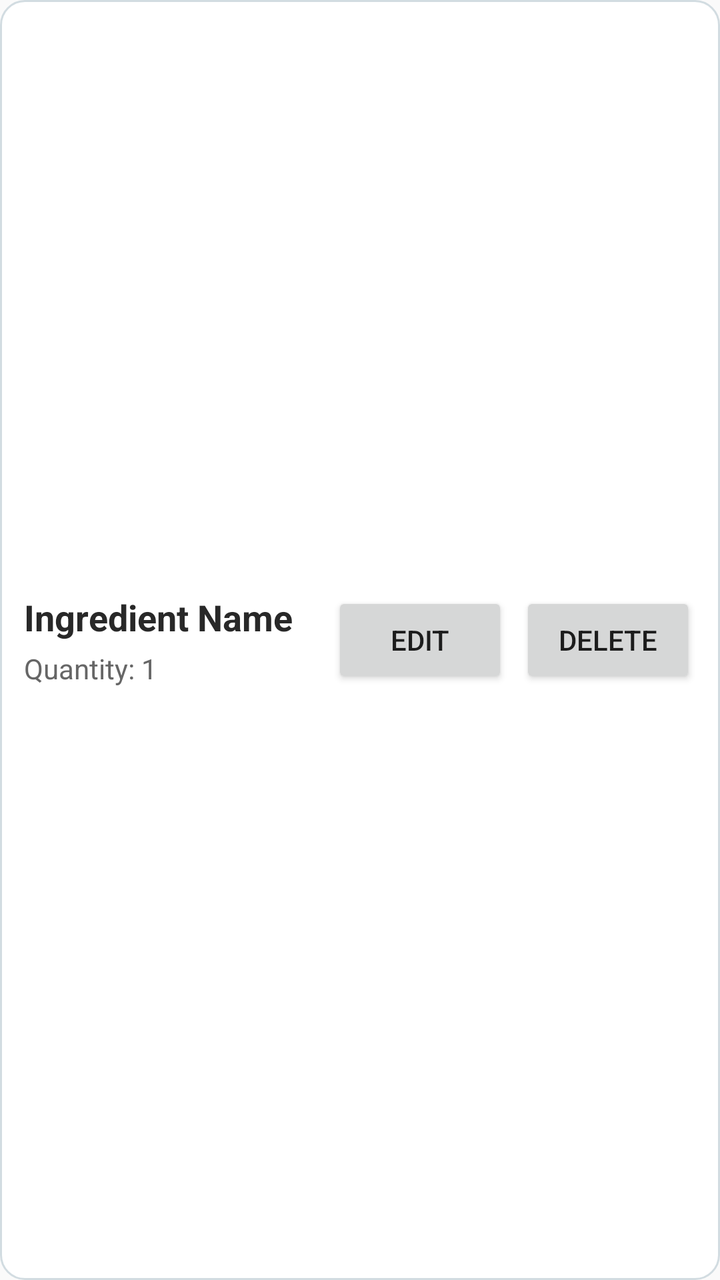
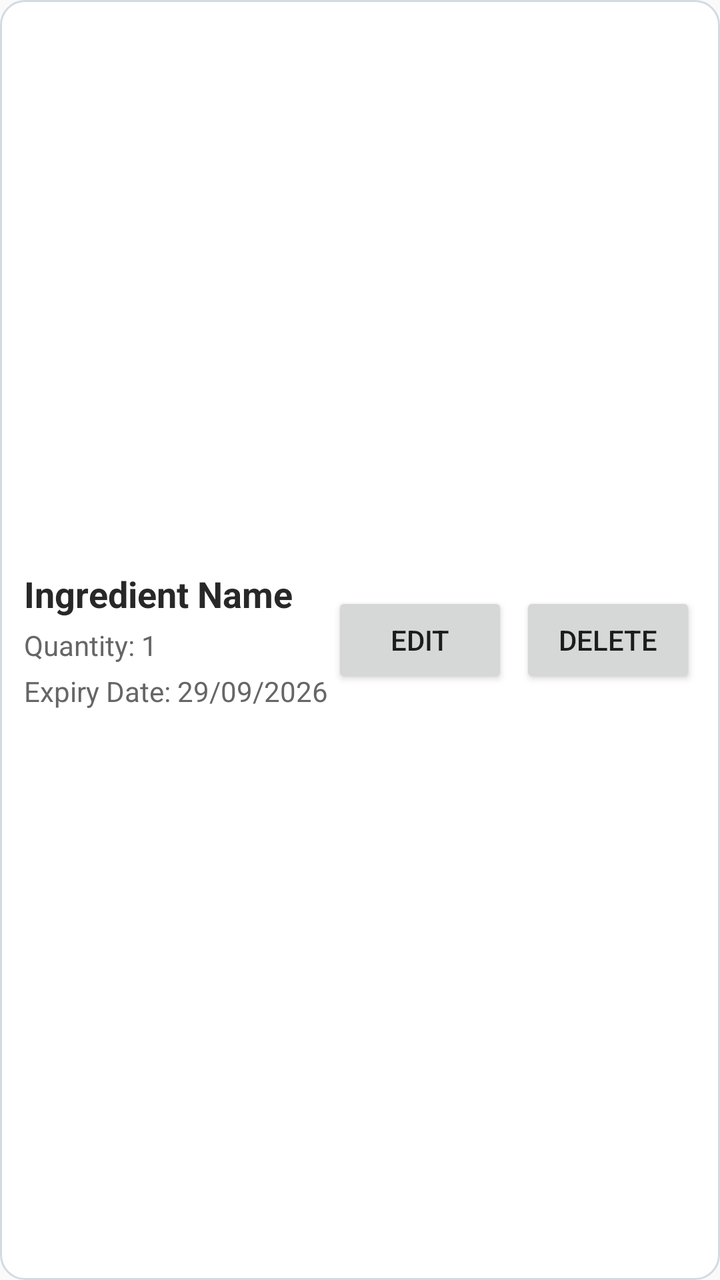

An Android layout rendered at two revisions. The XML below is the earlier revision; the diff shows what the commit changed to produce the second picture.
<!-- AndroidManifest.xml: application theme Theme.SmartPantryManager -->
<!-- res/layout/item_ingredient.xml -->
<?xml version="1.0" encoding="utf-8"?>
<LinearLayout xmlns:android="http://schemas.android.com/apk/res/android"
    xmlns:tools="http://schemas.android.com/tools"
    android:layout_width="match_parent"
    android:layout_height="wrap_content"
    android:orientation="horizontal"
    android:padding="12dp"
    android:gravity="center_vertical"
    android:background="@drawable/item_background">

    <LinearLayout
        android:layout_width="0dp"
        android:layout_height="wrap_content"
        android:layout_weight="1"
        android:orientation="vertical">

        <TextView
            android:id="@+id/txtIngredientName"
            android:layout_width="match_parent"
            android:layout_height="wrap_content"
            android:text="Ingredient Name"
            android:textSize="18sp"
            android:textStyle="bold"
            android:textColor="#282828"
            tools:ignore="HardcodedText" />

        <TextView
            android:id="@+id/txtIngredientQuantity"
            android:layout_width="match_parent"
            android:layout_height="wrap_content"
            android:text="Quantity: 1"
            android:textSize="14sp"
            android:textColor="#666666"
            android:layout_marginTop="4dp"
            tools:ignore="HardcodedText" />

    </LinearLayout>

    <Button
        android:id="@+id/btnEdit"
        android:layout_width="wrap_content"
        android:layout_height="wrap_content"
        android:text="Edit"
        android:textSize="14sp"
        android:layout_marginEnd="6dp"
        tools:ignore="HardcodedText" />

    <Button
        android:id="@+id/btnDelete"
        android:layout_width="wrap_content"
        android:layout_height="wrap_content"
        android:text="Delete"
        android:textSize="14sp"
        tools:ignore="HardcodedText" />

</LinearLayout>
<!-- resources referenced by this layout -->
<resources>
  <!-- drawable item_background (drawable) -->
  <?xml version="1.0" encoding="utf-8"?>
  <shape xmlns:android="http://schemas.android.com/apk/res/android"
      android:shape="rectangle">
  
      <solid android:color="#FFFFFF" />
  
      <corners android:radius="12dp" />
  
      <stroke
          android:width="1dp"
          android:color="#D2DCE1" />
  
      <padding
          android:left="4dp"
          android:top="4dp"
          android:right="4dp"
          android:bottom="4dp" />
  
  </shape>
  <style name="Theme.SmartPantryManager" parent="Theme.AppCompat.Light.NoActionBar" />
</resources>

<!-- the commit's change to res/layout/item_ingredient.xml (unified diff, before → after) -->
@@ -29,6 +29,16 @@
             android:layout_width="match_parent"
             android:layout_height="wrap_content"
             android:text="Quantity: 1"
+            android:layout_marginTop="4dp"
+            android:textColor="#666666"
+            android:textSize="14sp"
+            tools:ignore="HardcodedText" />
+
+        <TextView
+            android:id="@+id/txtIngredientExpiry"
+            android:layout_width="match_parent"
+            android:layout_height="wrap_content"
+            android:text="Expiry Date: 29/09/2026"
             android:textSize="14sp"
             android:textColor="#666666"
             android:layout_marginTop="4dp"
